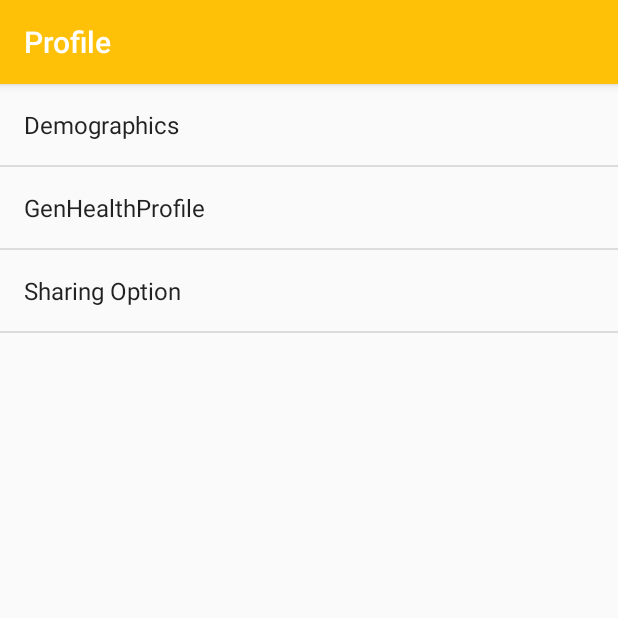
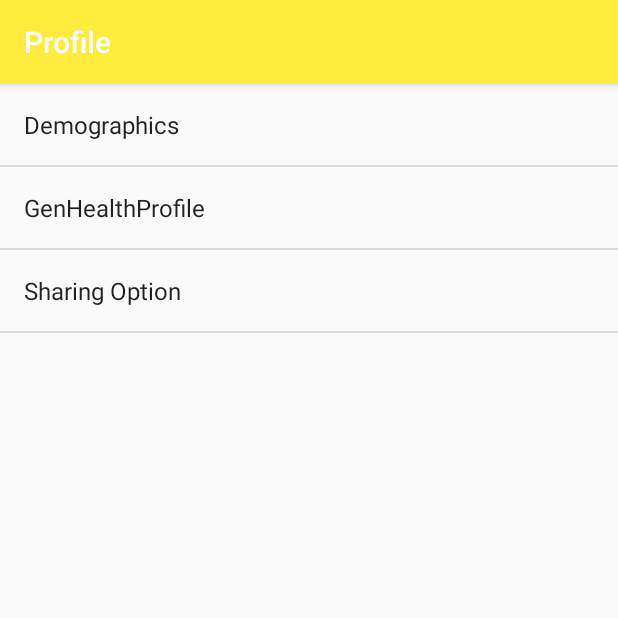
Before and after one commit to mhealthBench/android-app, an Android app: the ProfileSettingsActivity screen opened directly, with no data from a screen before it, after a tap on "Profile", on a phone screen of 412 x 824 dp, the top half of it. Run offline under Robolectric (Android 15) with nearby library versions, the phone set to English and light mode, and no system bars.

Commit message:
adjusted Settings toolbar color

```diff
--- a/app/src/main/java/be/mhealth/quantifiedhealth/ProfileSettingsActivity.java
+++ b/app/src/main/java/be/mhealth/quantifiedhealth/ProfileSettingsActivity.java
@@ -136,7 +136,7 @@ public class ProfileSettingsActivity extends AppCompatPreferenceActivity {
         if (actionBar != null) {
             // Show the Up button in the action bar.
             actionBar.setDisplayHomeAsUpEnabled(false);
-            actionBar.setBackgroundDrawable(new ColorDrawable(Color.parseColor("#FFC107")));
+            actionBar.setBackgroundDrawable(new ColorDrawable(Color.parseColor("#FFEB3B")));
         }
 
     }
```
